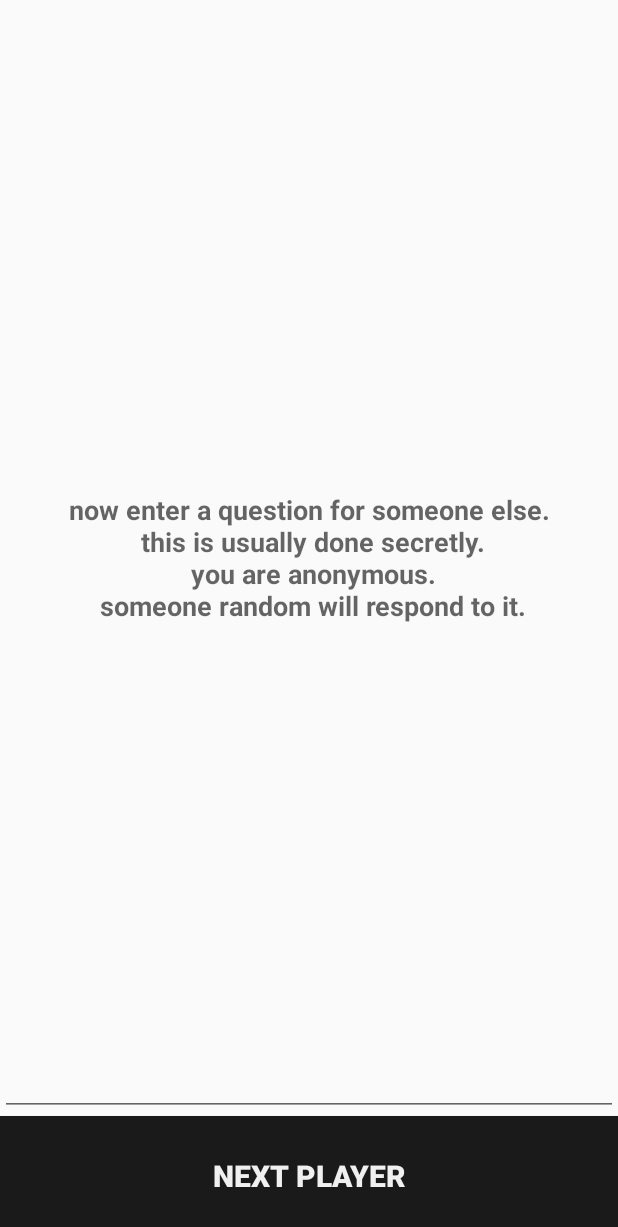
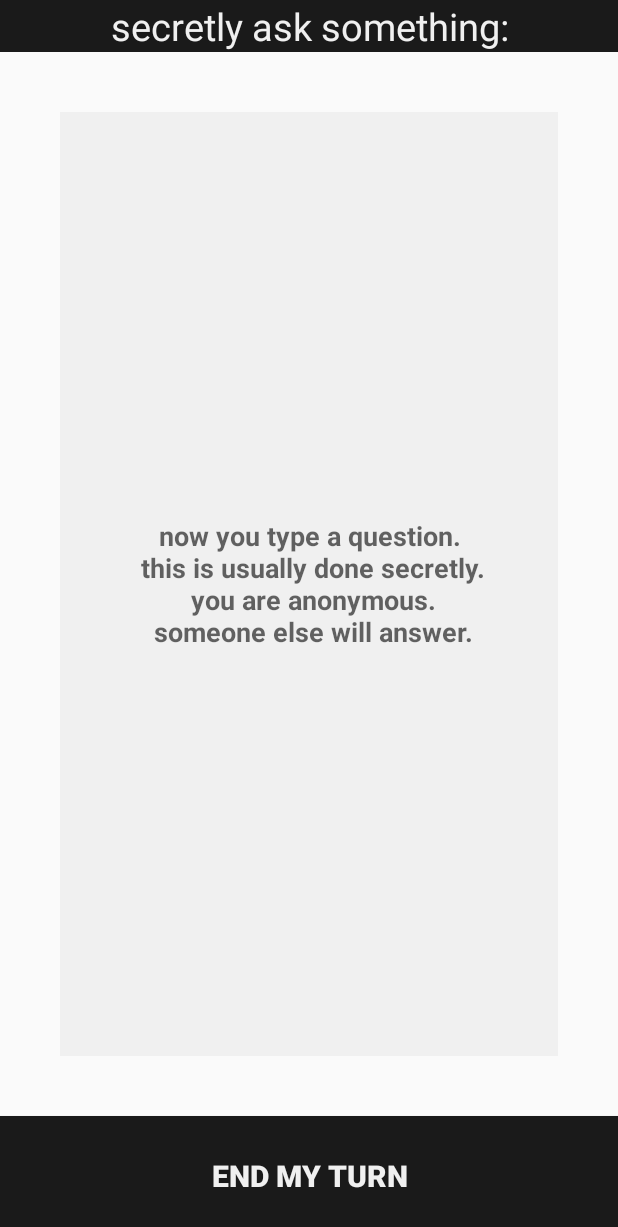
Before and after one commit to elliottdehn/revel, an Android app: the fragment PostThoughtFragment placed in its activity, on a phone screen of 412 x 824 dp. Shown: the top 1227 px of the screen. Run offline under Robolectric (Android 15) with nearby library versions, the phone set to English and light mode, and no system bars.

```diff
--- a/app/src/main/java/com/gregory/revelation/FlavorGenerator.java
+++ b/app/src/main/java/com/gregory/revelation/FlavorGenerator.java
@@ -241,7 +241,7 @@ public class FlavorGenerator {
             "have you ever eaten a whole tube of pringles by yourself?",
             "do you like champagne? if so: favorite brand?",
             "what nervous habits do you have?",
-            "what do you do when tou and your best friend get into a fight?",
+            "what do you do when you and your best friend get into a fight?",
             "what comforts you on bad days?",
             "do you treat yourself and your body with respect?",
             "something you eat that other people would find gross?",
--- a/app/src/main/java/com/gregory/revelation/fragments/PostThoughtFragment.java
+++ b/app/src/main/java/com/gregory/revelation/fragments/PostThoughtFragment.java
@@ -2,14 +2,17 @@ package com.gregory.revelation.fragments;
 
 import android.app.Activity;
 import android.content.Context;
+import android.graphics.Color;
 import android.os.Bundle;
 import android.support.annotation.Nullable;
 import android.support.v4.app.Fragment;
 import android.text.InputType;
+import android.view.KeyEvent;
 import android.view.LayoutInflater;
 import android.view.View;
 import android.view.ViewGroup;
 import android.view.inputmethod.EditorInfo;
+import android.view.inputmethod.InputMethodManager;
 import android.widget.Button;
 import android.widget.EditText;
 import android.widget.Toast;
@@ -20,6 +23,7 @@ import com.gregory.revelation.OnFragmentInteractionListener;
 import com.gregory.revelation.R;
 
 import java.util.ArrayList;
+import java.util.Random;
 
 /**
  * A simple {@link Fragment} subclass.
@@ -33,6 +37,8 @@ public class PostThoughtFragment extends Fragment {
 
 
     private OnFragmentInteractionListener mListener;
+    private static final String ARG_PARAM1 = "color";
+    private int color;
 
     public PostThoughtFragment() {
         // Required empty public constructor
@@ -44,9 +50,10 @@ public class PostThoughtFragment extends Fragment {
      *
      * @return A new instance of fragment PostThoughtFragment.
      */
-    public static PostThoughtFragment newInstance() {
+    public static PostThoughtFragment newInstance(int color) {
         PostThoughtFragment fragment = new PostThoughtFragment();
         Bundle args = new Bundle();
+        args.putInt(ARG_PARAM1, color);
         fragment.setArguments(args);
         return fragment;
     }
@@ -54,6 +61,9 @@ public class PostThoughtFragment extends Fragment {
     @Override
     public void onCreate(Bundle savedInstanceState) {
         super.onCreate(savedInstanceState);
+        if (getArguments() != null) {
+             color = getArguments().getInt(ARG_PARAM1);
+        }
     }
 
     @Override
@@ -65,11 +75,17 @@ public class PostThoughtFragment extends Fragment {
 
     @Override
     public void onViewCreated(View view, @Nullable Bundle savedInstanceState) {
-        //set up visibility for first screen
+
+        view.findViewById(R.id.postQuestionLayout).setBackgroundColor(color);
 
         EditText questionBox = view.findViewById(R.id.editText_editThought);
+
         questionBox.setImeOptions(EditorInfo.IME_ACTION_DONE);
         questionBox.setRawInputType(InputType.TYPE_CLASS_TEXT);
+        questionBox.requestFocus();
+
+        InputMethodManager imm = (InputMethodManager) getActivity().getSystemService(Context.INPUT_METHOD_SERVICE);
+        imm.showSoftInput(questionBox, InputMethodManager.SHOW_IMPLICIT);
 
         Button postThoughtButton = view.findViewById(R.id.button_postThought);
         postThoughtButton.setOnClickListener(new View.OnClickListener() {
--- a/app/src/main/res/layout/fragment_post_question.xml
+++ b/app/src/main/res/layout/fragment_post_question.xml
@@ -1,10 +1,22 @@
 <?xml version="1.0" encoding="utf-8"?>
 <android.support.constraint.ConstraintLayout xmlns:android="http://schemas.android.com/apk/res/android"
+    android:id="@+id/postQuestionLayout"
     xmlns:tools="http://schemas.android.com/tools"
     android:layout_width="match_parent"
     android:layout_height="match_parent"
     xmlns:app="http://schemas.android.com/apk/res-auto"
     tools:context=".fragments.PostThoughtFragment">
+
+    <TextView
+        android:id="@+id/textView_promptToAsk"
+        android:layout_width="match_parent"
+        android:layout_height="wrap_content"
+        android:background="@color/colorPrimaryDark"
+        android:gravity="center"
+        android:text="@string/textView_promptToAsk"
+        android:textColor="@color/colorAccent"
+        android:textSize="25sp"
+        app:layout_constraintTop_toTopOf="parent" />
 
     <EditText
         android:id="@+id/editText_editThought"
@@ -13,10 +25,12 @@
         android:gravity="center"
         android:hint="@string/hint_editText_editThought"
         android:inputType="textAutoCorrect|textMultiLine"
+        android:layout_margin="40dp"
+        android:padding="15dp"
         android:textCursorDrawable="@null"
-        android:textColor="@color/colorPrimary"
         android:textStyle="bold"
-        app:layout_constraintTop_toTopOf="parent"
+        android:background="@color/colorAccent"
+        app:layout_constraintTop_toBottomOf="@id/textView_promptToAsk"
         app:layout_constraintBottom_toTopOf="@id/button_postThought" />
 
     <Button
--- a/app/src/main/res/layout/fragment_respond_to_question.xml
+++ b/app/src/main/res/layout/fragment_respond_to_question.xml
@@ -22,15 +22,16 @@
         android:layout_height="0dp"
         android:background="@color/colorPrimary"
         android:gravity="center"
+        android:textStyle="bold"
         android:text="@string/placeHolderText_thoughtAppears"
         android:textColor="@color/colorAccent"
-        android:textSize="25sp"
+        android:textSize="40sp"
+        android:padding="40dp"
 
         android:shadowColor="#000000"
         android:shadowDx="3"
         android:shadowDy="3"
         android:shadowRadius="1.6"
-        android:textAllCaps="true"
 
         app:layout_constraintTop_toBottomOf="@id/textView_promptToRespond"
         app:layout_constraintBottom_toTopOf="@id/button_doneResponding" />
--- a/app/src/main/res/values/strings.xml
+++ b/app/src/main/res/values/strings.xml
@@ -25,16 +25,16 @@
 
     <!-- properly refactored strings -->
     <string name="hint_editText_editThought">
-        now enter a question for someone else.\n
+        now you type a question.\n
         this is usually done secretly.\n
         you are anonymous.\n
-        someone random will respond to it.</string>
+        someone else will answer.</string>
     <string name="hint_editText_editResponse">
         enter a response here.\n
         you are anonymous.\n
         someone will read it later.</string>
 
-    <string name="button_postQuestion">next player</string>
+    <string name="button_postQuestion">end my turn</string>
     <string name="button_readPair">i\'m done reading it out</string>
     <string name="button_postAnswer">submit response</string>
     <string name="button_startGame">start game</string>
@@ -43,7 +43,7 @@
     <string name="placeHolderText_responseAppears">answer appears here</string>
     <string name="placeHolderText_flavorText">once you get the message, hang up the phone</string>
 
-    <string name="button_playerIsReady">i am ready</string>
+    <string name="button_playerIsReady">start my turn</string>
 
     <string name="button_intro">understood</string>
 
@@ -51,5 +51,8 @@
     <string name="text_display_tapToRevealThought">tap to reveal the question</string>
     <string name="button_doneResponding">done answering</string>
     <string name="textView_promptToRespond">answer out loud:</string>
-    <string name="button_waiting">waiting...</string>
+    <string name="button_waiting">waiting</string>
+    <string name="textView_promptToAsk">secretly ask something:</string>
+    <string name="textView_promptToPass">pass me to the next player</string>
+
 </resources>
```
Also changed, not shown: app/src/main/java/com/gregory/revelation/MainActivity.java (+10 -9 lines), app/src/main/java/com/gregory/revelation/fragments/PostResponseFragment.java (+10 -5 lines), app/src/main/res/layout/fragment_pass_the_phone.xml (+18 -5 lines).
